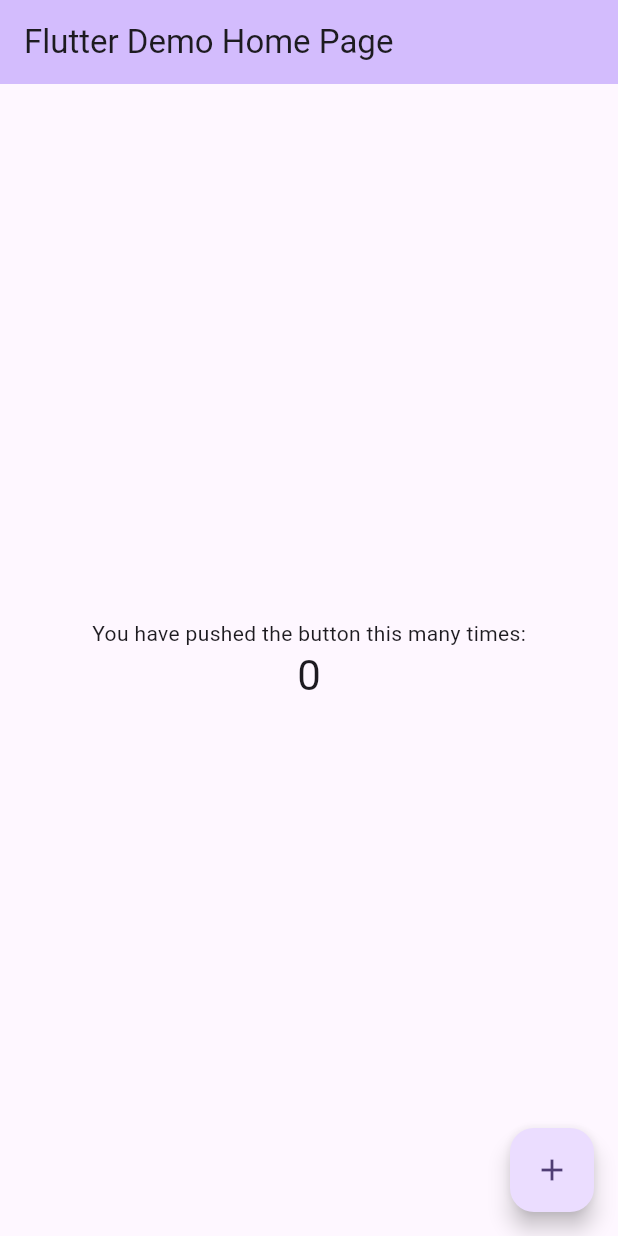
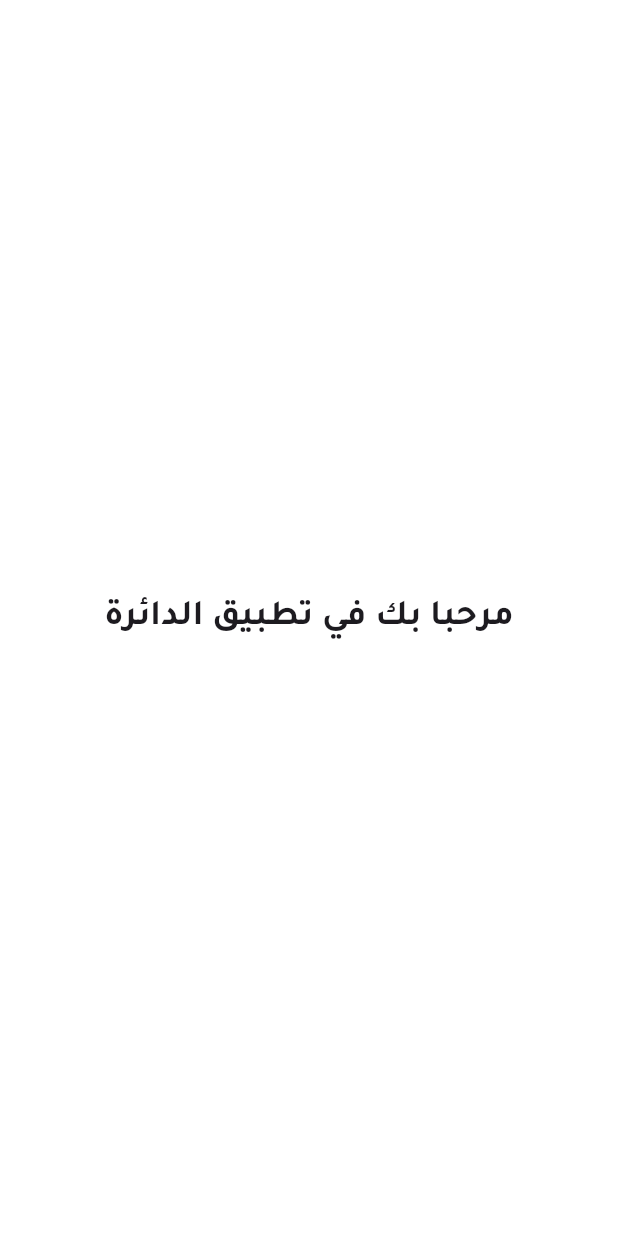
Before and after one commit to manon-allah/CircleApp, a Flutter app: the screen it shows after launch, on a phone screen of 412 x 824 dp. Run offline on Flutter 3.47's test engine with Material 3 defaults, Android fonts, the phone set to English and light mode, and no system bars.

Commit message:
add font

```diff
--- /dev/null
+++ b/lib/core/widgets/bottom_nav_bar.dart
@@ -0,0 +1,10 @@
+import 'package:flutter/material.dart';
+
+class BottomNavBar extends StatelessWidget {
+  const BottomNavBar({super.key});
+
+  @override
+  Widget build(BuildContext context) {
+    return Scaffold();
+  }
+}
--- /dev/null
+++ b/lib/features/first/presentation/pages/fisrt_page.dart
@@ -0,0 +1,17 @@
+import 'package:flutter/material.dart';
+
+class FisrtPage extends StatelessWidget {
+  const FisrtPage({super.key});
+
+  @override
+  Widget build(BuildContext context) {
+    return const Scaffold(
+      body: Center(
+        child: Text(
+          'مرحبا بك في تطبيق الدائرة',
+          style: TextStyle(fontSize: 24, fontWeight: FontWeight.bold),
+        ),
+      ),
+    );
+  }
+}
--- a/lib/main.dart
+++ b/lib/main.dart
@@ -1,4 +1,5 @@
 import 'package:flutter/material.dart';
+import 'features/first/presentation/pages/fisrt_page.dart';
 
 void main() {
   runApp(const CircleApp());
@@ -10,97 +11,14 @@ class CircleApp extends StatelessWidget {
   @override
   Widget build(BuildContext context) {
     return MaterialApp(
-      title: 'Flutter Demo',
+      title: 'Circle App',
+      debugShowCheckedModeBanner: false,
       theme: ThemeData(
+        fontFamily: 'Tajawal',
+        scaffoldBackgroundColor: Colors.white,
         colorScheme: ColorScheme.fromSeed(seedColor: Colors.deepPurple),
       ),
-      home: const MyHomePage(title: 'Flutter Demo Home Page'),
+      home: const FisrtPage(),
     );
   }
 }
-
-class MyHomePage extends StatefulWidget {
-  const MyHomePage({super.key, required this.title});
-
-  // This widget is the home page of your application. It is stateful, meaning
-  // that it has a State object (defined below) that contains fields that affect
-  // how it looks.
-
-  // This class is the configuration for the state. It holds the values (in this
-  // case the title) provided by the parent (in this case the App widget) and
-  // used by the build method of the State. Fields in a Widget subclass are
-  // always marked "final".
-
-  final String title;
-
-  @override
-  State<MyHomePage> createState() => _MyHomePageState();
-}
-
-class _MyHomePageState extends State<MyHomePage> {
-  int _counter = 0;
-
-  void _incrementCounter() {
-    setState(() {
-      // This call to setState tells the Flutter framework that something has
-      // changed in this State, which causes it to rerun the build method below
-      // so that the display can reflect the updated values. If we changed
-      // _counter without calling setState(), then the build method would not be
-      // called again, and so nothing would appear to happen.
-      _counter++;
-    });
-  }
-
-  @override
-  Widget build(BuildContext context) {
-    // This method is rerun every time setState is called, for instance as done
-    // by the _incrementCounter method above.
-    //
-    // The Flutter framework has been optimized to make rerunning build methods
-    // fast, so that you can just rebuild anything that needs updating rather
-    // than having to individually change instances of widgets.
-    return Scaffold(
-      appBar: AppBar(
-        // TRY THIS: Try changing the color here to a specific color (to
-        // Colors.amber, perhaps?) and trigger a hot reload to see the AppBar
-        // change color while the other colors stay the same.
-        backgroundColor: Theme.of(context).colorScheme.inversePrimary,
-        // Here we take the value from the MyHomePage object that was created by
-        // the App.build method, and use it to set our appbar title.
-        title: Text(widget.title),
-      ),
-      body: Center(
-        // Center is a layout widget. It takes a single child and positions it
-        // in the middle of the parent.
-        child: Column(
-          // Column is also a layout widget. It takes a list of children and
-          // arranges them vertically. By default, it sizes itself to fit its
-          // children horizontally, and tries to be as tall as its parent.
-          //
-          // Column has various properties to control how it sizes itself and
-          // how it positions its children. Here we use mainAxisAlignment to
-          // center the children vertically; the main axis here is the vertical
-          // axis because Columns are vertical (the cross axis would be
-          // horizontal).
-          //
-          // TRY THIS: Invoke "debug painting" (choose the "Toggle Debug Paint"
-          // action in the IDE, or press "p" in the console), to see the
-          // wireframe for each widget.
-          mainAxisAlignment: MainAxisAlignment.center,
-          children: <Widget>[
-            const Text('You have pushed the button this many times:'),
-            Text(
-              '$_counter',
-              style: Theme.of(context).textTheme.headlineMedium,
-            ),
-          ],
-        ),
-      ),
-      floatingActionButton: FloatingActionButton(
-        onPressed: _incrementCounter,
-        tooltip: 'Increment',
-        child: const Icon(Icons.add),
-      ), // This trailing comma makes auto-formatting nicer for build methods.
-    );
-  }
-}
```
Also changed, not shown: pubspec.yaml (+8 -8 lines), assets/fonts/Tajawal-Bold.ttf (added), assets/fonts/Tajawal-Regular.ttf (added).
